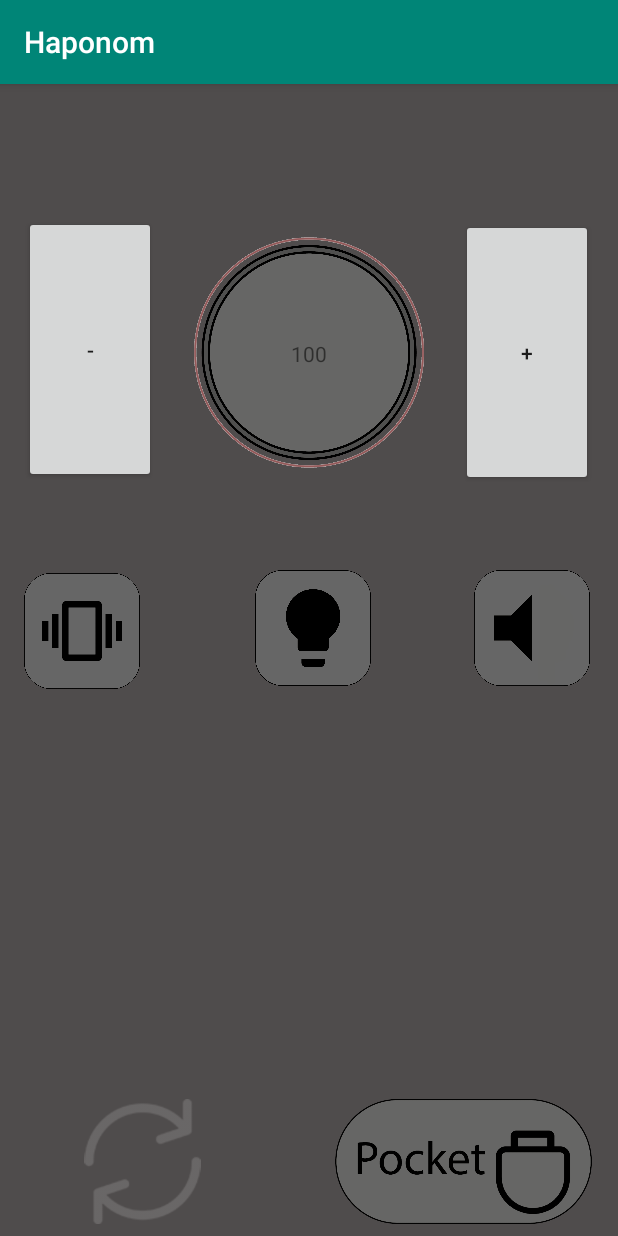
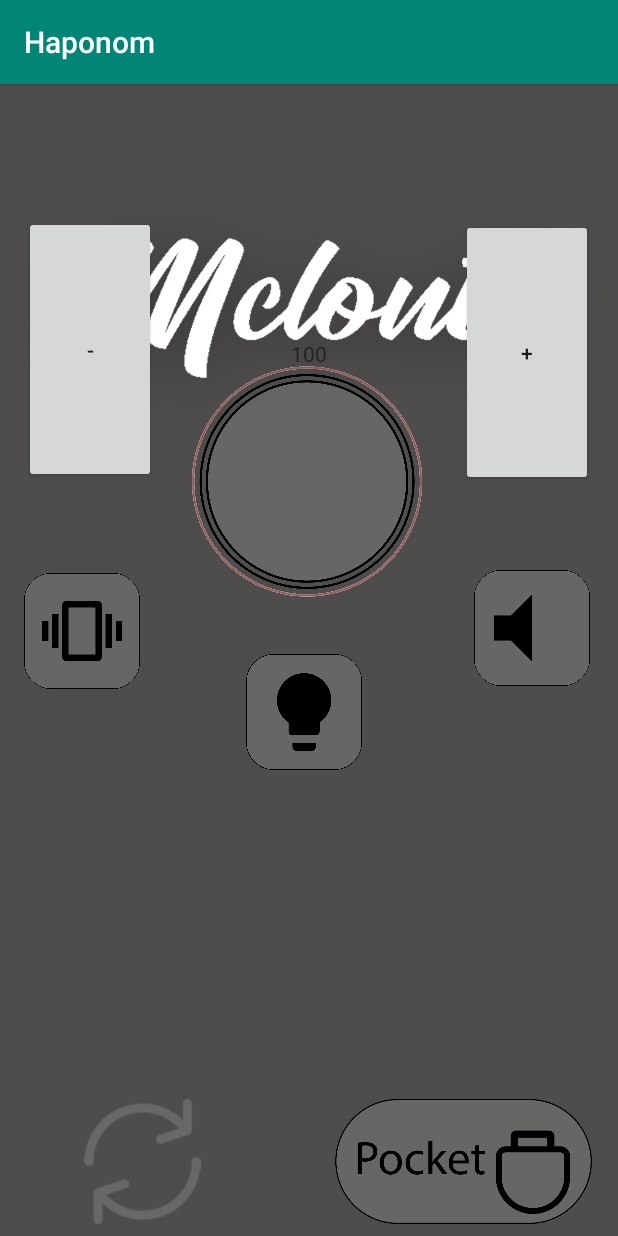
Before and after one commit to niklashedstrom/haponom, an Android app: the screen it shows after launch (MainActivity), on a phone screen of 412 x 824 dp. Run offline under Robolectric (Android 15) with nearby library versions, the phone set to English and light mode, and no system bars; 1 statement that could not run was skipped.

Commit message:
View works

```diff
--- a/app/src/main/res/layout/activity_main.xml
+++ b/app/src/main/res/layout/activity_main.xml
@@ -13,9 +13,8 @@
             android:id="@+id/BPM"
             android:layout_width="153dp"
             android:layout_height="178dp"
-            android:layout_marginStart="129dp"
-            android:layout_marginLeft="129dp"
-            android:layout_marginTop="90dp"
+            android:layout_marginStart="128dp"
+            android:layout_marginTop="176dp"
             android:onClick="startMetronome"
             android:src="@drawable/knoboff"
             app:layout_constraintStart_toStartOf="parent"
@@ -64,8 +63,8 @@
             android:id="@+id/lightBtn"
             android:layout_width="77dp"
             android:layout_height="77dp"
-            android:layout_marginStart="170dp"
-            android:layout_marginTop="324dp"
+            android:layout_marginStart="164dp"
+            android:layout_marginTop="380dp"
             android:onClick="setToLight"
             app:layout_constraintStart_toStartOf="parent"
             app:layout_constraintTop_toTopOf="parent"
@@ -116,14 +115,19 @@
             app:layout_constraintTop_toTopOf="parent" />
 
         <ImageView
-            android:id="@+id/imageView"
+            android:id="@+id/logo"
             android:layout_width="wrap_content"
             android:layout_height="wrap_content"
-            android:layout_marginTop="16dp"
+            android:layout_marginStart="8dp"
+            android:layout_marginTop="8dp"
+            android:layout_marginEnd="8dp"
+            android:layout_marginBottom="8dp"
+            app:layout_constraintBottom_toBottomOf="@+id/BPM"
             app:layout_constraintEnd_toEndOf="parent"
-            app:layout_constraintHorizontal_bias="0.498"
             app:layout_constraintStart_toStartOf="parent"
             app:layout_constraintTop_toTopOf="parent"
-            tools:srcCompat="@tools:sample/avatars[7]" />
+            app:layout_constraintVertical_bias="0.166"
+            app:srcCompat="@drawable/mclouth"
+            tools:srcCompat="@drawable/mclouth" />
 
 </androidx.constraintlayout.widget.ConstraintLayout>
```
